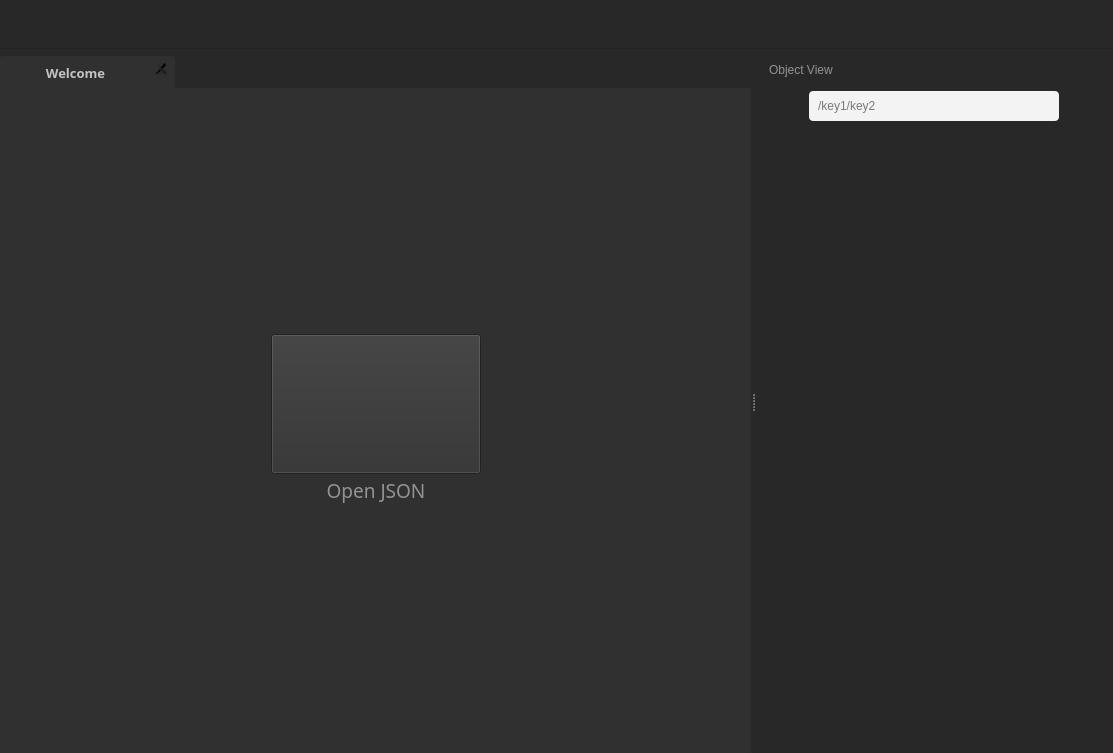
Old version of the form ui/mainwindow.ui in the repository joenano/rapidview.
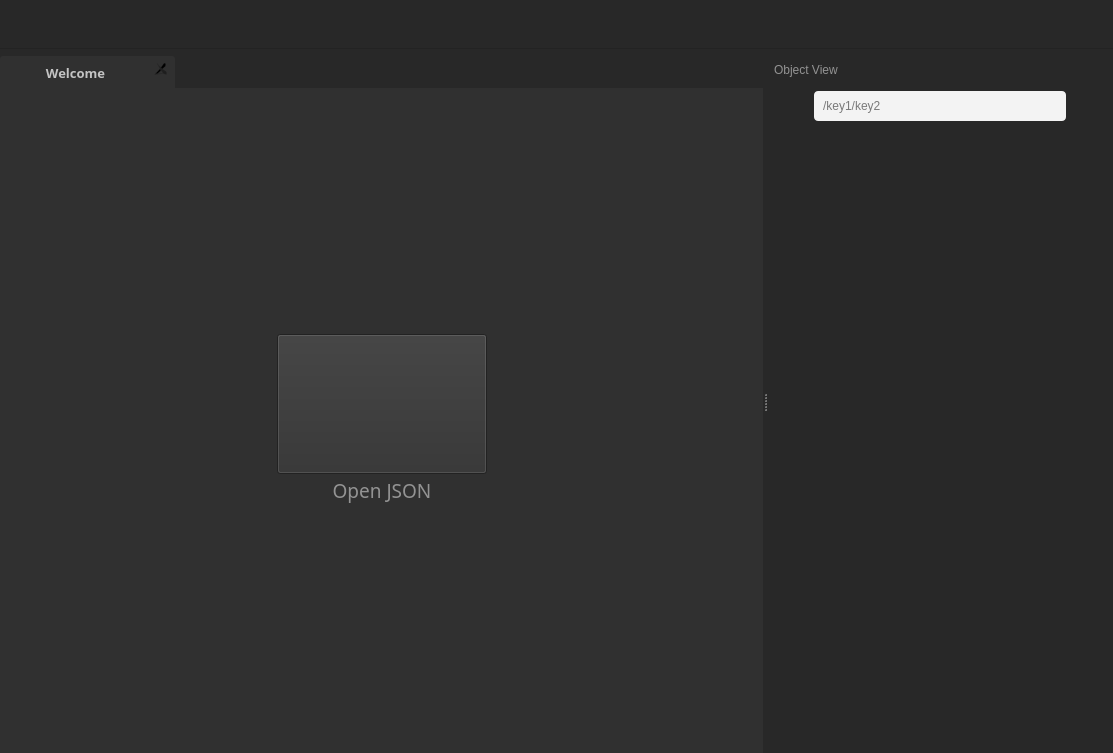
New version of the form. Icons and pictures are not drawn.

Commit message: Fix key on object view pointer search

Diff of the .ui file:
```diff
--- a/ui/mainwindow.ui
+++ b/ui/mainwindow.ui
@@ -613,13 +613,13 @@
          <number>14</number>
         </property>
         <property name="leftMargin">
-         <number>14</number>
+         <number>7</number>
         </property>
         <property name="topMargin">
          <number>14</number>
         </property>
         <property name="rightMargin">
-         <number>14</number>
+         <number>7</number>
         </property>
         <property name="bottomMargin">
          <number>14</number>
```
The commit also changes 1 other file.
